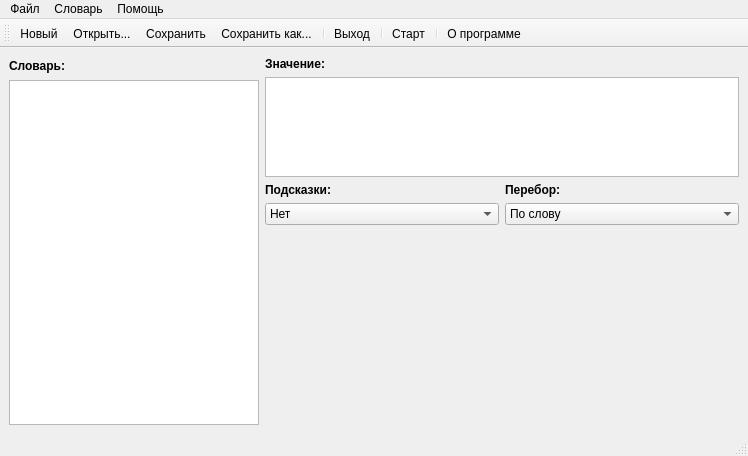
Before: the Qt Designer form gui/dialog_boost/Ui_MainWindowBoost.ui in hagelslagvier/RBoost, drawn with Qt 5.
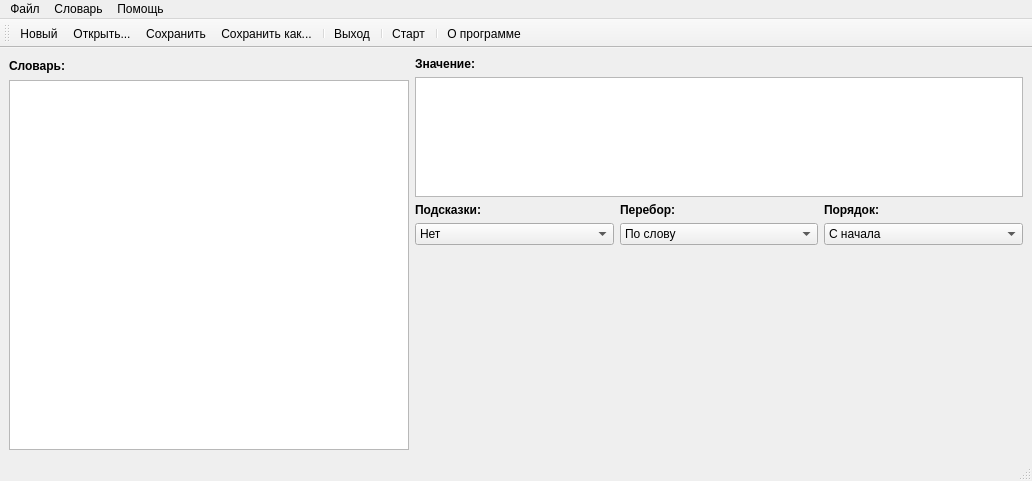
After: the same form once the commit is applied. Icons and pictures are not drawn.

The edit to the form file:
```diff
--- a/gui/dialog_boost/Ui_MainWindowBoost.ui
+++ b/gui/dialog_boost/Ui_MainWindowBoost.ui
@@ -6,8 +6,8 @@
    <rect>
     <x>0</x>
     <y>0</y>
-    <width>748</width>
-    <height>456</height>
+    <width>1032</width>
+    <height>481</height>
    </rect>
   </property>
   <property name="windowTitle">
@@ -25,7 +25,7 @@
       </property>
       <property name="maximumSize">
        <size>
-        <width>250</width>
+        <width>400</width>
         <height>16777215</height>
        </size>
       </property>
@@ -205,10 +205,7 @@
      </widget>
     </item>
     <item row="0" column="1" rowspan="2">
-     <layout class="QVBoxLayout" name="verticalLayout_4">
-      <property name="sizeConstraint">
-       <enum>QLayout::SetMaximumSize</enum>
-      </property>
+     <layout class="QVBoxLayout" name="verticalLayout_2">
       <item>
        <widget class="QLabel" name="labelMeaning">
         <property name="font">
@@ -224,12 +221,6 @@
       </item>
       <item>
        <widget class="QTextEdit" name="textEditMeaning">
-        <property name="sizePolicy">
-         <sizepolicy hsizetype="Expanding" vsizetype="Fixed">
-          <horstretch>0</horstretch>
-          <verstretch>0</verstretch>
-         </sizepolicy>
-        </property>
         <property name="minimumSize">
          <size>
           <width>0</width>
@@ -239,7 +230,7 @@
         <property name="maximumSize">
          <size>
           <width>16777215</width>
-          <height>100</height>
+          <height>120</height>
          </size>
         </property>
         <property name="readOnly">
@@ -296,9 +287,9 @@
          </layout>
         </item>
         <item>
-         <layout class="QVBoxLayout" name="verticalLayout_3">
+         <layout class="QVBoxLayout" name="verticalLayout_4">
           <item>
-           <widget class="QLabel" name="labelDirection">
+           <widget class="QLabel" name="labelShuffle">
             <property name="font">
              <font>
               <weight>75</weight>
@@ -331,6 +322,42 @@
           </item>
          </layout>
         </item>
+        <item>
+         <layout class="QVBoxLayout" name="verticalLayout_3">
+          <item>
+           <widget class="QLabel" name="labelOrder">
+            <property name="font">
+             <font>
+              <weight>75</weight>
+              <bold>true</bold>
+             </font>
+            </property>
+            <property name="text">
+             <string>Порядок:</string>
+            </property>
+           </widget>
+          </item>
+          <item>
+           <widget class="QComboBox" name="comboBoxOrder">
+            <item>
+             <property name="text">
+              <string>С начала</string>
+             </property>
+            </item>
+            <item>
+             <property name="text">
+              <string>С конца</string>
+             </property>
+            </item>
+            <item>
+             <property name="text">
+              <string>Случайный</string>
+             </property>
+            </item>
+           </widget>
+          </item>
+         </layout>
+        </item>
        </layout>
       </item>
       <item>
@@ -351,14 +378,14 @@
     <item row="1" column="0">
      <widget class="QListWidget" name="listWidgetExpressions">
       <property name="sizePolicy">
-       <sizepolicy hsizetype="Fixed" vsizetype="Expanding">
+       <sizepolicy hsizetype="Expanding" vsizetype="Expanding">
         <horstretch>0</horstretch>
         <verstretch>0</verstretch>
        </sizepolicy>
       </property>
       <property name="maximumSize">
        <size>
-        <width>250</width>
+        <width>400</width>
         <height>16777215</height>
        </size>
       </property>
@@ -371,7 +398,7 @@
     <rect>
      <x>0</x>
      <y>0</y>
-     <width>748</width>
+     <width>1032</width>
      <height>25</height>
     </rect>
    </property>
```
